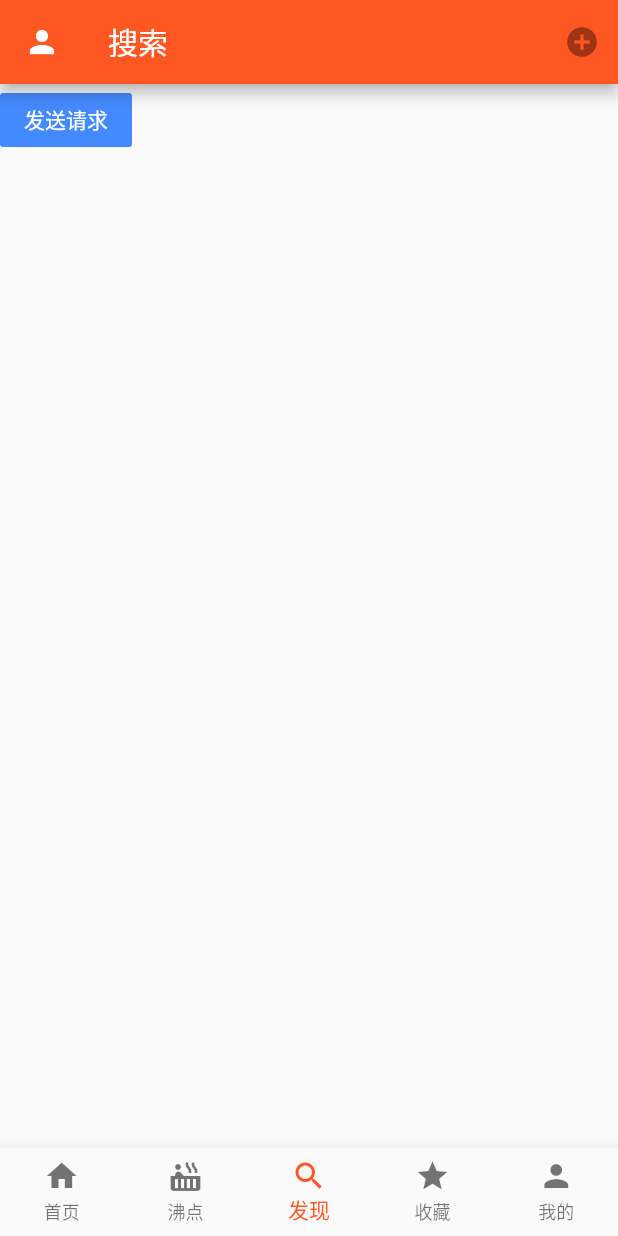
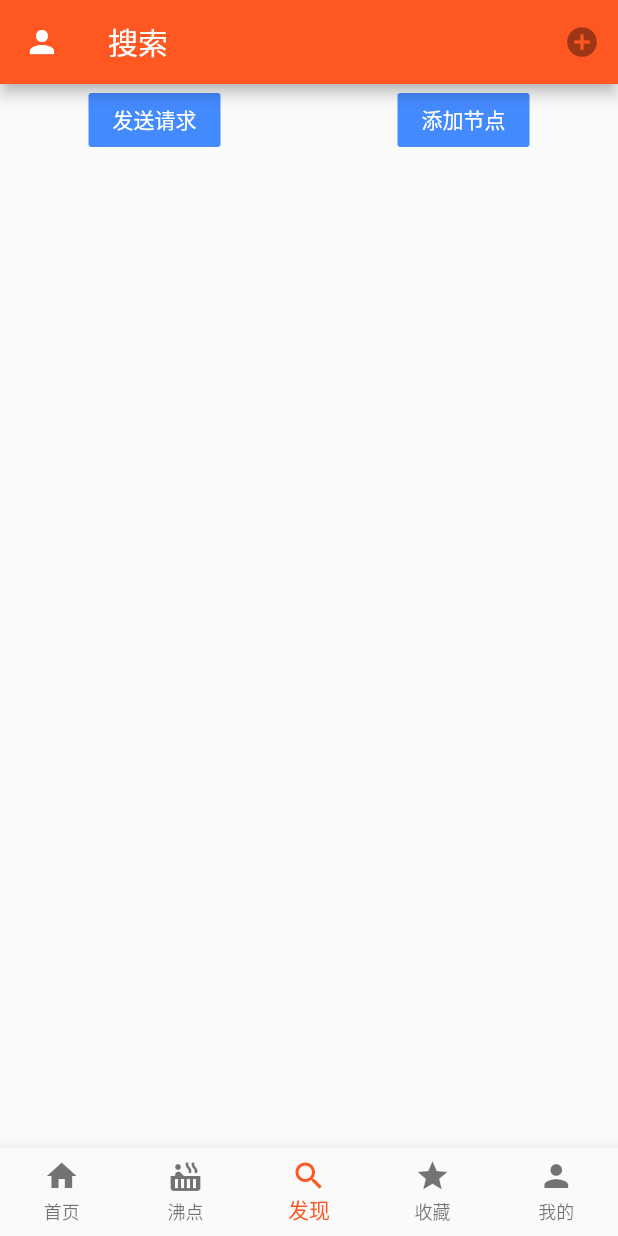
Before and after one commit to zhangjie07007/my_flutter, a Flutter app: the screen it shows after launch, item 3 of the bottom bar chosen, on a phone screen of 412 x 824 dp. Run offline on Flutter 3.47's test engine with Material 2 defaults, Android fonts, the phone set to English and light mode, and no system bars; our stand-ins replace dio.

Commit message:
更新了一些组件

```diff
--- a/lib/main.dart
+++ b/lib/main.dart
@@ -1,11 +1,6 @@
 import 'package:flutter/material.dart';
 import 'dart:math' as math;
-import './tabPage/home.dart';
-import './tabPage/Hot.dart';
-import './tabPage/Search.dart';
-import './tabPage/Star.dart';
-import './tabPage/Mine.dart';
-import './router/router.dart';
+import './navigationBar/index.dart';
 
 void main() {
   runApp(MyApp());
@@ -40,8 +35,6 @@ class MyHomePage extends StatefulWidget {
 
 class _MyHomePage extends State<MyHomePage> {
   int _currentIndex = 0;
-  List pageList = <Widget>[Home(), Hot(), Search(), Star(), Mine()];
-  List pageTitle = <String>['掘金','沸点','搜索','收藏','个人中心',];
   GlobalKey<ScaffoldState> _globalKey = new GlobalKey();
 
   @override
@@ -49,7 +42,7 @@ class _MyHomePage extends State<MyHomePage> {
     return Scaffold(
       key: _globalKey,
       appBar: AppBar(
-        title: Text(this.pageTitle[this._currentIndex]),
+        title: Text(pageTitle[this._currentIndex]),
         backgroundColor: Colors.deepOrange,
         actions: <Widget>[
           IconButton(
@@ -64,7 +57,7 @@ class _MyHomePage extends State<MyHomePage> {
           },
         ),
       ),
-      body: this.pageList[this._currentIndex],
+      body: navicatorBar[this._currentIndex],
       drawer: Container(
         width: 100,
         color: Colors.blue,
--- a/lib/tabPage/Mine.dart
+++ b/lib/navigationBar/Mine.dart
@@ -28,7 +28,7 @@ class _Mine extends State<Mine>{
             color: Colors.orange,
             textColor: Colors.white,
             onPressed: (){
-              goLink(context, 'searchList');
+              goLink(context, 'test');
             },
           ),
           Expanded(
--- a/lib/tabPage/Search.dart
+++ b/lib/navigationBar/Search.dart
@@ -18,20 +18,16 @@ class _Search extends State<Search> {
     return Column(
       crossAxisAlignment: CrossAxisAlignment.start,
       children: [
+        Flex(
+          direction: Axis.horizontal,
+          mainAxisAlignment: MainAxisAlignment.spaceAround,
+          children: [
             FlatButton(
               color: Colors.blueAccent,
               textColor: Colors.white,
               child: Text('发送请求'),
               onPressed: () async {
-            var params = {
-              'search': 1,
-              'cityCode': 320500,
-              'channelId': 'loupan',
-              'domain': 'www.yuanhaowang.com',
-              'companyId': 'AC618146041727811584110'
-            };
-            var res = await Fetch('search', params: params).init();
-
+                var res = await Fetch('search').init();
                 if (res['code'] == 200) {
                   setState(() {
                     this._data = res['data'];
@@ -39,8 +35,20 @@ class _Search extends State<Search> {
                 }
               },
             ),
+             FlatButton(
+              color: Colors.blueAccent,
+              textColor: Colors.white,
+              child: Text('添加节点'),
+              onPressed: ()  {
+                setState(() {
+                  this._data.add({'name':'铃鹿御前'});
+                });
+              },
+            ),
+          ],
+        ),
         Container(
-          height: 500,
+          height: 400,
           child: ListView(
             children: this._data.map((item) {
               return GestureDetector(
@@ -49,13 +57,13 @@ class _Search extends State<Search> {
                 },
                 child: Container(
                   height: 100,
-                  margin: EdgeInsets.only(top: 10,right:10,left:10),
+                  margin: EdgeInsets.only(top: 10, right: 10, left: 10),
                   child: Flex(
                     direction: Axis.horizontal,
                     children: [
-                      Image.network(
-                        // "static/pic/test.jpg",
-                        "https://cdn1.xunkyz.com/tocConsul/Cardioid/20200822151704587_968439.jpg",
+                      Image.asset(
+                        "static/pic/test.jpg",
+                        // "https://cdn1.xunkyz.com/tocConsul/Cardioid/20200822151704587_968439.jpg",
                         width: 110,
                         height: 100,
                         fit: BoxFit.cover,
--- /dev/null
+++ b/lib/navigationBar/index.dart
@@ -0,0 +1,15 @@
+import './Hot.dart';
+import './home.dart';
+import './Mine.dart';
+import './Star.dart';
+import './Search.dart';
+
+List navicatorBar = [
+  Home(),
+  Hot(),
+  Search(),
+  Star(),
+  Mine(),
+];
+
+List pageTitle = <String>['掘金','沸点','搜索','收藏','个人中心',];
```
Also changed, not shown: lib/Swich.dart (deleted, +0 -42 lines), lib/page/testPage/index.dart (added, +30 -0 lines), lib/router/config/index.dart (+8 -0 lines), lib/navigationBar/Hot.dart (renamed from lib/tabPage/Hot.dart), lib/navigationBar/Star.dart (renamed from lib/tabPage/Star.dart), lib/navigationBar/home.dart (renamed from lib/tabPage/home.dart). Lines whose indentation alone changed are shown as unchanged.
